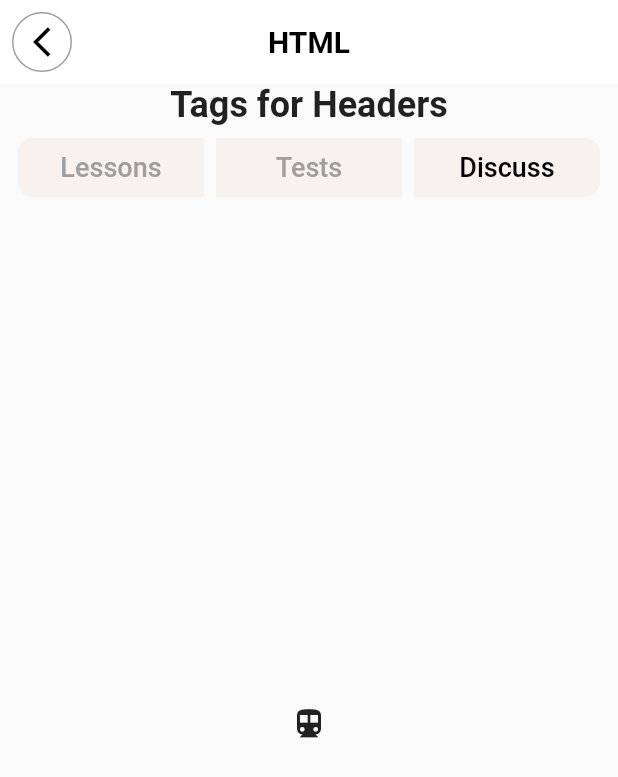
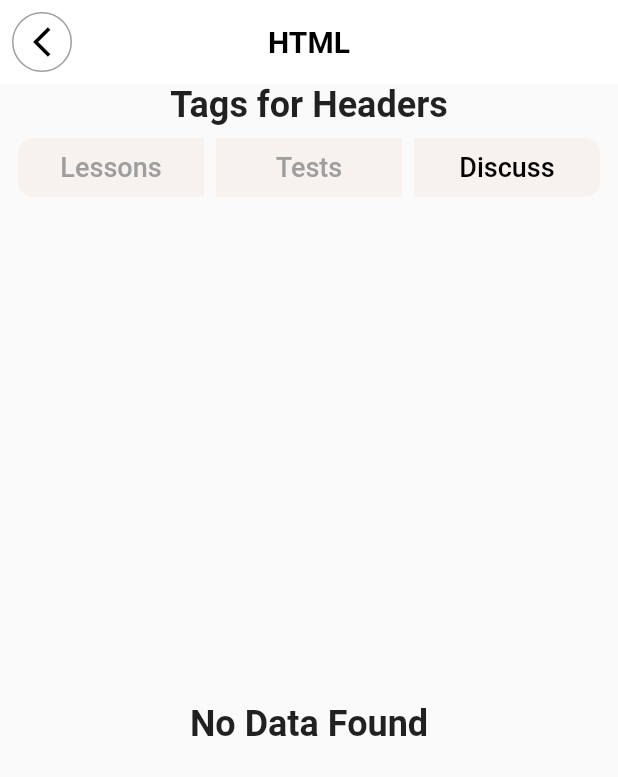
Before and after one commit to sayonsarkar/edTech, a Flutter app: the CourseLesson screen opened directly, tab 3 chosen, on a phone screen of 412 x 824 dp. Shown: the top 777 px of the screen. Run offline on Flutter 3.47's test engine with Material 2 defaults, Android fonts, the phone set to English and light mode, and no system bars; our stand-ins replace get, smooth_page_indicator.

Commit message:
page added

```diff
--- a/lib/screen/lesson_screen/course_lesson.dart
+++ b/lib/screen/lesson_screen/course_lesson.dart
@@ -51,7 +51,11 @@ class _CourseLessonState extends State<CourseLesson>
               children: const [
                 LessonScreen(),
                 TestScreen(),
-                Tab(icon: Icon(Icons.directions_transit)),
+                Center(
+                    child: Text(
+                  KString.noDataFound,
+                  style: TextStyles.courseContainerHeader,
+                )),
               ],
             ),
           )
--- a/lib/utilities/strings.dart
+++ b/lib/utilities/strings.dart
@@ -86,4 +86,5 @@ class KString {
   static const String discuss = 'Discuss';
   static const String tests = 'Tests';
   static const String hello = 'Hello,';
+  static const String noDataFound = 'No Data Found';
 }
```
